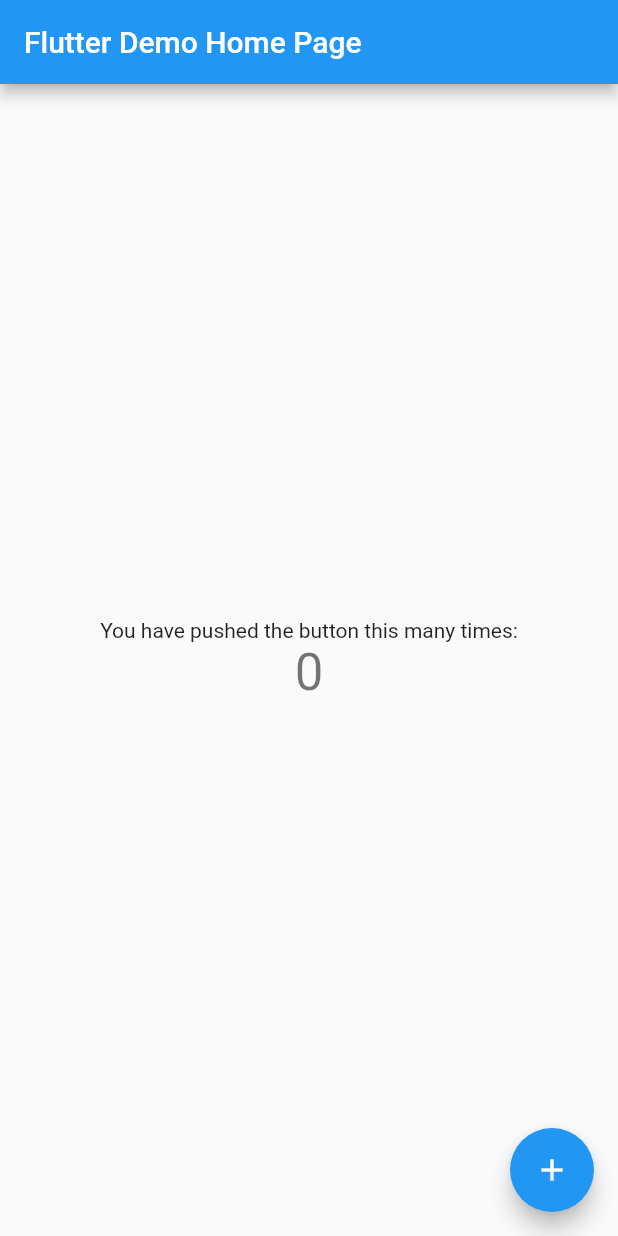
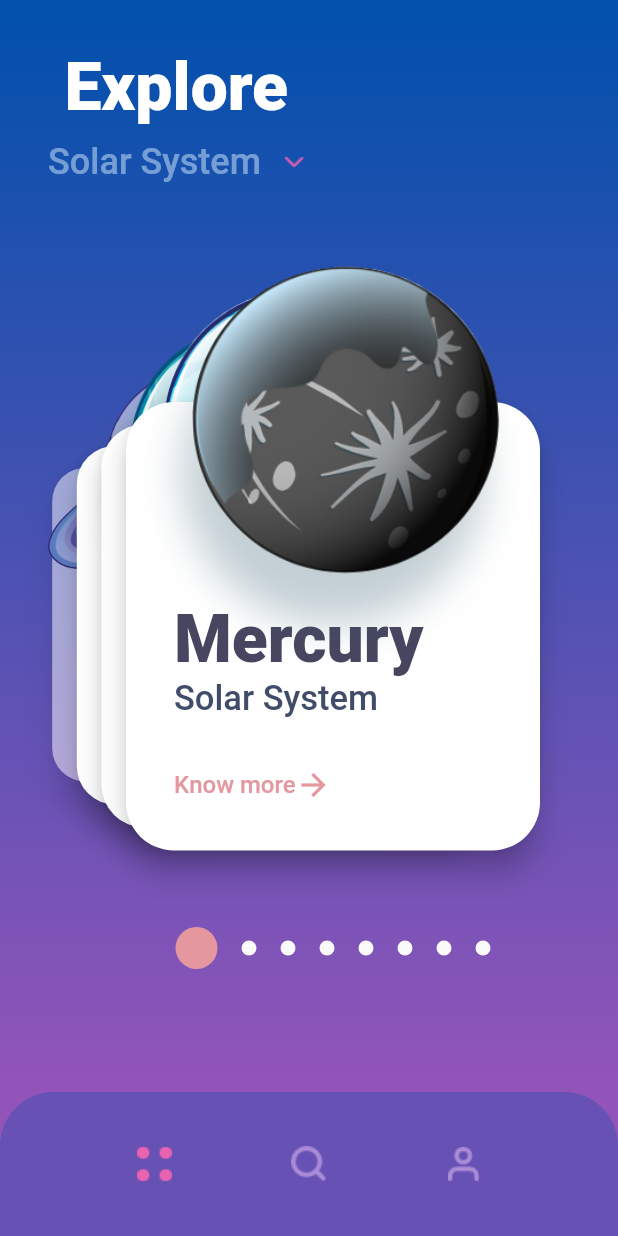
Before and after one commit to samtoya/flutter_universe, a Flutter app: the screen it shows after launch, on a phone screen of 412 x 824 dp. Run offline on Flutter 3.47's test engine with Material 2 defaults, Android fonts, the phone set to English and light mode, and no system bars; our stand-ins replace flutter_swiper; Roboto replaces fonts that are missing (Avenir).

Commit message:
Setup UI functionality
Signed-off-by: Joseph Akitoye <josephakitoye@gmail.com>

```diff
--- /dev/null
+++ b/lib/constants.dart
@@ -0,0 +1,9 @@
+import 'package:flutter/material.dart';
+
+Color primaryTextColor = Color(0xFF414C6B);
+Color secondaryTextColor = Color(0xFFE4979E);
+Color titleTextColor = Colors.white;
+Color contentTextColor = Color(0xff868686);
+Color navigationColor = Color(0xFF6751B5);
+Color gradientStartColor = Color(0xFF0050AC);
+Color gradientEndColor = Color(0xFF9354B9);
--- /dev/null
+++ b/lib/data.dart
@@ -0,0 +1,79 @@
+class PlanetInfo {
+  final int position;
+  final String name;
+  final String iconImage;
+  final String description;
+  final List<String> images;
+
+  PlanetInfo(
+    this.position, {
+    this.name,
+    this.iconImage,
+    this.description,
+    this.images,
+  });
+}
+
+List<PlanetInfo> planets = [
+  PlanetInfo(1,
+      name: 'Mercury',
+      iconImage: 'assets/mercury.png',
+      description:
+          "Zipping around the sun in only 88 days, Mercury is the closest planet to the sun, and it's also the smallest, only a little bit larger than Earth's moon. Because its so close to the sun (about two-fifths the distance between Earth and the sun), Mercury experiences dramatic changes in its day and night temperatures: Day temperatures can reach a scorching 840  F (450 C), which is hot enough to melt lead. Meanwhile on the night side, temperatures drop to minus 290 F (minus 180 C).",
+      images: [
+        'https://cdn.pixabay.com/photo/2013/07/18/10/57/mercury-163610_1280.jpg',
+        'https://cdn.pixabay.com/photo/2014/07/01/11/38/planet-381127_1280.jpg',
+        'https://cdn.pixabay.com/photo/2015/06/26/18/48/mercury-822825_1280.png',
+        'https://image.shutterstock.com/image-illustration/mercury-high-resolution-images-presents-600w-367615301.jpg'
+      ]),
+  PlanetInfo(2,
+      name: 'Venus',
+      iconImage: 'assets/venus.png',
+      description:
+          "The second planet from the sun, Venus is Earth's twin in size. Radar images beneath its atmosphere reveal that its surface has various mountains and volcanoes. But beyond that, the two planets couldn't be more different. Because of its thick, toxic atmosphere that's made of sulfuric acid clouds, Venus is an extreme example of the greenhouse effect. It's scorching-hot, even hotter than Mercury. The average temperature on Venus' surface is 900 F (465 C). At 92 bar, the pressure at the surface would crush and kill you. And oddly, Venus spins slowly from east to west, the opposite direction of most of the other planets.",
+      images: [
+        'https://cdn.pixabay.com/photo/2011/12/13/14/39/venus-11022_1280.jpg',
+        'https://image.shutterstock.com/image-photo/solar-system-venus-second-planet-600w-515581927.jpg'
+      ]),
+  PlanetInfo(3,
+      name: 'Earth',
+      iconImage: 'assets/earth.png',
+      description:
+          "The third planet from the sun, Earth is a waterworld, with two-thirds of the planet covered by ocean. It's the only world known to harbor life. Earth's atmosphere is rich in nitrogen and oxygen. Earth's surface rotates about its axis at 1,532 feet per second (467 meters per second) — slightly more than 1,000 mph (1,600 kph) — at the equator. The planet zips around the sun at more than 18 miles per second (29 km per second).",
+      images: [
+        'https://cdn.pixabay.com/photo/2011/12/13/14/31/earth-11015_1280.jpg',
+        'https://cdn.pixabay.com/photo/2011/12/14/12/11/astronaut-11080_1280.jpg',
+        'https://cdn.pixabay.com/photo/2016/01/19/17/29/earth-1149733_1280.jpg',
+        'https://image.shutterstock.com/image-photo/3d-render-planet-earth-viewed-600w-1069251782.jpg'
+      ]),
+  PlanetInfo(4,
+      name: 'Mars',
+      iconImage: 'assets/mars.png',
+      description:
+          "The fourth planet from the sun is Mars, and it's a cold, desert-like place covered in dust. This dust is made of iron oxides, giving the planet its iconic red hue. Mars shares similarities with Earth: It is rocky, has mountains, valleys and canyons, and storm systems ranging from localized tornado-like dust devils to planet-engulfing dust storms. ",
+      images: []),
+  PlanetInfo(5,
+      name: 'Jupiter',
+      iconImage: 'assets/jupiter.png',
+      description:
+          "The fifth planet from the sun, Jupiter is a giant gas world that is the most massive planet in our solar system — more than twice as massive as all the other planets combined, according to NASA. Its swirling clouds are colorful due to different types of trace gases. And a major feature in its swirling clouds is the Great Red Spot, a giant storm more than 10,000 miles wide. It has raged at more than 400 mph for the last 150 years, at least. Jupiter has a strong magnetic field, and with 75 moons, it looks a bit like a miniature solar system.",
+      images: []),
+  PlanetInfo(6,
+      name: 'Saturn',
+      iconImage: 'assets/saturn.png',
+      description:
+          "The sixth planet from the sun, Saturn is known most for its rings. When polymath Galileo Galilei first studied Saturn in the early 1600s, he thought it was an object with three parts: a planet and two large moons on either side. Not knowing he was seeing a planet with rings, the stumped astronomer entered a small drawing — a symbol with one large circle and two smaller ones — in his notebook, as a noun in a sentence describing his discovery. More than 40 years later, Christiaan Huygens proposed that they were rings. The rings are made of ice and rock and scientists are not yet sure how they formed. The gaseous planet is mostly hydrogen and helium and has numerous moons.",
+      images: []),
+  PlanetInfo(7,
+      name: 'Uranus',
+      iconImage: 'assets/uranus.png',
+      description:
+          "The seventh planet from the sun, Uranus is an oddball. It has clouds made of hydrogen sulfide, the same chemical that makes rotten eggs smell so foul. It rotates from east to west like Venus. But unlike Venus or any other planet, its equator is nearly at right angles to its orbit — it basically orbits on its side. Astronomers believe an object twice the size of Earth collided with Uranus roughly 4 billion years ago, causing Uranus to tilt. That tilt causes extreme seasons that last 20-plus years, and the sun beats down on one pole or the other for 84 Earth-years at a time. ",
+      images: []),
+  PlanetInfo(8,
+      name: 'Neptune',
+      iconImage: 'assets/neptune.png',
+      description:
+          "The eighth planet from the sun, Neptune is about the size of Uranus and is known for supersonic strong winds. Neptune is far out and cold. The planet is more than 30 times as far from the sun as Earth. Neptune was the first planet predicted to exist by using math, before it was visually detected. Irregularities in the orbit of Uranus led French astronomer Alexis Bouvard to suggest some other planet might be exerting a gravitational tug. German astronomer Johann Galle used calculations to help find Neptune in a telescope. Neptune is about 17 times as massive as Earth and has a rocky core.",
+      images: []),
+];
--- /dev/null
+++ b/lib/home_page.dart
@@ -0,0 +1,202 @@
+import 'package:flutter/material.dart';
+import 'package:flutter_swiper/flutter_swiper.dart';
+import 'package:universe/constants.dart';
+import 'package:universe/data.dart';
+import 'package:universe/detail_page.dart';
+
+class HomePage extends StatefulWidget {
+  HomePage({Key key}) : super(key: key);
+
+  @override
+  _HomePageState createState() => _HomePageState();
+}
+
+class _HomePageState extends State<HomePage> {
+  @override
+  Widget build(BuildContext context) {
+    return Scaffold(
+      backgroundColor: gradientEndColor,
+      body: Container(
+        decoration: BoxDecoration(
+          gradient: LinearGradient(
+            colors: <Color>[
+              gradientStartColor,
+              gradientEndColor,
+            ],
+            begin: Alignment.topCenter,
+            end: Alignment.bottomCenter,
+            // stops: <double>[0.3, 0.7],
+          ),
+        ),
+        child: SafeArea(
+          child: Column(
+            crossAxisAlignment: CrossAxisAlignment.start,
+            children: <Widget>[
+              Padding(
+                padding: EdgeInsets.all(32.0),
+                child: Column(
+                  children: <Widget>[
+                    Text(
+                      'Explore',
+                      style: TextStyle(
+                        fontSize: 44.0,
+                        color: Colors.white,
+                        fontWeight: FontWeight.w900,
+                      ),
+                      textAlign: TextAlign.left,
+                    ),
+                    DropdownButton(
+                      items: <DropdownMenuItem>[
+                        DropdownMenuItem(
+                          child: Text(
+                            'Solar System',
+                            style: TextStyle(
+                              fontSize: 24.0,
+                              color: Color(0x7cdbf1ff),
+                              fontWeight: FontWeight.w500,
+                            ),
+                          ),
+                        ),
+                      ],
+                      icon: Padding(
+                        padding: const EdgeInsets.only(left: 16.0),
+                        child: Image.asset('assets/drop_down_icon.png'),
+                      ),
+                      onChanged: (value) {},
+                      underline: SizedBox(),
+                    ),
+                  ],
+                ),
+              ),
+              Container(
+                height: 500,
+                padding: EdgeInsets.only(
+                  left: 32.0,
+                ),
+                child: Swiper(
+                  itemCount: planets.length,
+                  layout: SwiperLayout.STACK,
+                  scrollDirection: Axis.horizontal,
+                  itemWidth: MediaQuery.of(context).size.width - 2 * 64,
+                  pagination: SwiperPagination(
+                    builder: DotSwiperPaginationBuilder(
+                        activeSize: 28,
+                        space: 8,
+                        activeColor: secondaryTextColor),
+                  ),
+                  itemBuilder: (BuildContext context, int index) {
+                    return InkWell(
+                      onTap: () {
+                        Navigator.push(
+                          context,
+                          PageRouteBuilder(
+                            pageBuilder: (context, a, b) =>
+                                DetailPage(planetInfo: planets[index]),
+                          ),
+                        );
+                      },
+                      child: Stack(
+                        children: <Widget>[
+                          Column(
+                            children: <Widget>[
+                              SizedBox(height: 100),
+                              Card(
+                                shape: RoundedRectangleBorder(
+                                  borderRadius: BorderRadius.circular(
+                                    32.0,
+                                  ),
+                                ),
+                                elevation: 8.0,
+                                color: Colors.white,
+                                child: Padding(
+                                  padding: EdgeInsets.all(32.0),
+                                  child: Column(
+                                    crossAxisAlignment:
+                                        CrossAxisAlignment.start,
+                                    children: <Widget>[
+                                      SizedBox(height: 100),
+                                      Text(
+                                        planets[index].name,
+                                        style: TextStyle(
+                                          fontSize: 44.0,
+                                          color: Color(0xff47455f),
+                                          fontWeight: FontWeight.w900,
+                                        ),
+                                        textAlign: TextAlign.left,
+                                      ),
+                                      Text(
+                                        'Solar System',
+                                        style: TextStyle(
+                                          fontSize: 23.0,
+                                          color: primaryTextColor,
+                                          fontWeight: FontWeight.w500,
+                                        ),
+                                        textAlign: TextAlign.left,
+                                      ),
+                                      SizedBox(height: 32.0),
+                                      Row(
+                                        children: <Widget>[
+                                          Text(
+                                            'Know more',
+                                            style: TextStyle(
+                                              fontSize: 16.0,
+                                              color: Color(0xffe4979e),
+                                              fontWeight: FontWeight.w500,
+                                            ),
+                                            textAlign: TextAlign.left,
+                                          ),
+                                          Icon(
+                                            Icons.arrow_forward,
+                                            color: secondaryTextColor,
+                                          ),
+                                        ],
+                                      ),
+                                    ],
+                                  ),
+                                ),
+                              ),
+                            ],
+                          ),
+                          Hero(
+                            tag: planets[index].position,
+                            child: Image.asset(planets[index].iconImage),
+                          ),
+                        ],
+                      ),
+                    );
+                  },
+                ),
+              ),
+            ],
+          ),
+        ),
+      ),
+      bottomNavigationBar: Container(
+        decoration: BoxDecoration(
+          borderRadius: BorderRadius.vertical(
+            top: Radius.circular(36.0),
+          ),
+          color: navigationColor,
+        ),
+        padding: EdgeInsets.all(24.0),
+        child: Row(
+          mainAxisAlignment: MainAxisAlignment.spaceEvenly,
+          children: <Widget>[
+            IconButton(
+              icon: Image.asset("assets/menu_icon.png"),
+              onPressed: () {},
+            ),
+            IconButton(
+              icon: Image.asset("assets/search_icon.png"),
+              onPressed: () {},
+            ),
+            IconButton(
+              icon: Image.asset("assets/profile_icon.png"),
+              onPressed: () {},
+            ),
+          ],
+        ),
+      ),
+    );
+  }
+}
--- a/lib/main.dart
+++ b/lib/main.dart
@@ -1,4 +1,5 @@
 import 'package:flutter/material.dart';
+import 'package:universe/home_page.dart';
 
 void main() {
   runApp(MyApp());
@@ -9,8 +10,10 @@ class MyApp extends StatelessWidget {
   @override
   Widget build(BuildContext context) {
     return MaterialApp(
+      debugShowCheckedModeBanner: false,
       title: 'Flutter Demo',
       theme: ThemeData(
+        fontFamily: 'Avenir',
         // This is the theme of your application.
         //
         // Try running your application with "flutter run". You'll see the
@@ -26,7 +29,7 @@ class MyApp extends StatelessWidget {
         // closer together (more dense) than on mobile platforms.
         visualDensity: VisualDensity.adaptivePlatformDensity,
       ),
-      home: MyHomePage(title: 'Flutter Demo Home Page'),
+      home: HomePage(),
     );
   }
 }
```
Also changed, not shown: lib/detail_page.dart (added, +125 -0 lines), pubspec.yaml (+4 -9 lines), assets/drop_down_icon.png (added), assets/earth.png (added), assets/jupiter.png (added), assets/mars.png (added), assets/menu_icon.png (added), assets/mercury.png (added), assets/neptune.png (added), assets/profile_icon.png (added), assets/saturn.png (added), assets/search_icon.png (added), assets/uranus.png (added), assets/venus.png (added), 1 more files, 2 other files.
